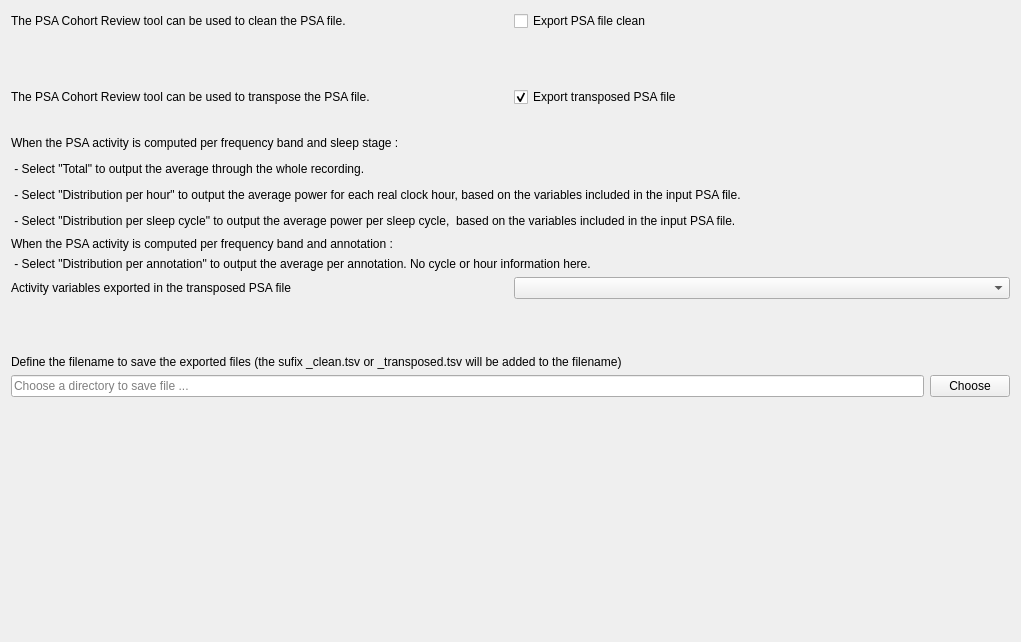
This is tools/CEAMSTools/PSACohortReview/OutputFileStep/Ui_OutputFileStep.ui in SnoozToolbox/snooz-package-ceams as Qt 5 draws it before an edit. The edited form follows.
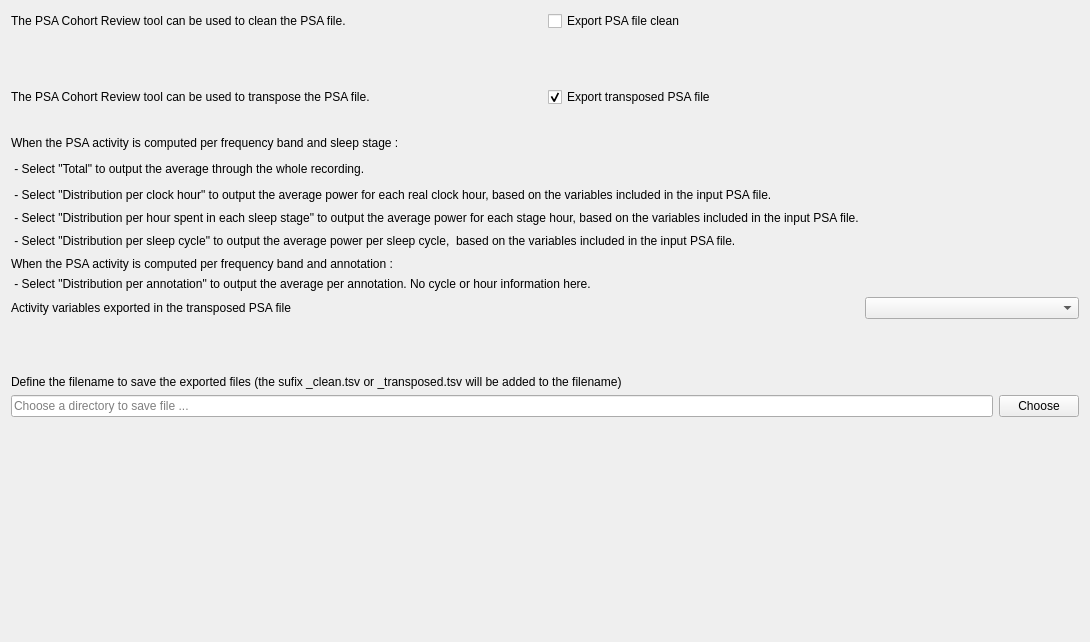
This is the edited form.

```diff
--- a/tools/CEAMSTools/PSACohortReview/OutputFileStep/Ui_OutputFileStep.ui
+++ b/tools/CEAMSTools/PSACohortReview/OutputFileStep/Ui_OutputFileStep.ui
@@ -6,7 +6,7 @@
    <rect>
     <x>0</x>
     <y>0</y>
-    <width>1021</width>
+    <width>1090</width>
     <height>642</height>
    </rect>
   </property>
@@ -134,16 +134,6 @@
      </item>
      <item>
       <layout class="QGridLayout" name="gridLayout">
-       <item row="6" column="1">
-        <widget class="QComboBox" name="activity_comboBox">
-         <property name="maximumSize">
-          <size>
-           <width>16777215</width>
-           <height>16777215</height>
-          </size>
-         </property>
-        </widget>
-       </item>
        <item row="1" column="0" colspan="2">
         <widget class="QLabel" name="label_5">
          <property name="minimumSize">
@@ -157,14 +147,27 @@
          </property>
         </widget>
        </item>
-       <item row="4" column="0" colspan="2">
+       <item row="0" column="0" colspan="2">
+        <widget class="QLabel" name="label_4">
+         <property name="minimumSize">
+          <size>
+           <width>0</width>
+           <height>20</height>
+          </size>
+         </property>
+         <property name="text">
+          <string>When the PSA activity is computed per frequency band and sleep stage :</string>
+         </property>
+        </widget>
+       </item>
+       <item row="5" column="0" colspan="2">
         <widget class="QLabel" name="label_9">
          <property name="text">
           <string>When the PSA activity is computed per frequency band and annotation : </string>
          </property>
         </widget>
        </item>
-       <item row="3" column="0" colspan="2">
+       <item row="4" column="0" colspan="2">
         <widget class="QLabel" name="label_7">
          <property name="minimumSize">
           <size>
@@ -177,58 +180,62 @@
          </property>
         </widget>
        </item>
-       <item row="2" column="0" colspan="2">
-        <widget class="QLabel" name="label_6">
-         <property name="minimumSize">
-          <size>
-           <width>0</width>
-           <height>20</height>
-          </size>
-         </property>
-         <property name="text">
-          <string> - Select &quot;Distribution per hour&quot; to output the average power for each real clock hour, based on the variables included in the input PSA file.</string>
-         </property>
-        </widget>
-       </item>
-       <item row="6" column="0">
-        <widget class="QLabel" name="label">
-         <property name="minimumSize">
-          <size>
-           <width>0</width>
-           <height>20</height>
-          </size>
-         </property>
+       <item row="7" column="1">
+        <widget class="QComboBox" name="activity_comboBox">
          <property name="maximumSize">
           <size>
            <width>16777215</width>
            <height>16777215</height>
           </size>
          </property>
-         <property name="text">
-          <string>Activity variables exported in the transposed PSA file</string>
-         </property>
         </widget>
        </item>
-       <item row="0" column="0" colspan="2">
-        <widget class="QLabel" name="label_4">
-         <property name="minimumSize">
-          <size>
-           <width>0</width>
-           <height>20</height>
-          </size>
-         </property>
-         <property name="text">
-          <string>When the PSA activity is computed per frequency band and sleep stage :</string>
-         </property>
-        </widget>
-       </item>
-       <item row="5" column="0" colspan="2">
+       <item row="6" column="0" colspan="2">
         <widget class="QLabel" name="label_10">
          <property name="text">
           <string> - Select &quot;Distribution per annotation&quot; to output the average per annotation. No cycle or hour information here.</string>
          </property>
         </widget>
        </item>
+       <item row="7" column="0">
+        <widget class="QLabel" name="label">
+         <property name="minimumSize">
+          <size>
+           <width>0</width>
+           <height>20</height>
+          </size>
+         </property>
+         <property name="maximumSize">
+          <size>
+           <width>16777215</width>
+           <height>16777215</height>
+          </size>
+         </property>
+         <property name="text">
+          <string>Activity variables exported in the transposed PSA file</string>
+         </property>
+        </widget>
+       </item>
+       <item row="3" column="0">
+        <widget class="QLabel" name="label_11">
+         <property name="text">
+          <string> - Select &quot;Distribution per hour spent in each sleep stage&quot; to output the average power for each stage hour, based on the variables included in the input PSA file.</string>
+         </property>
+        </widget>
+       </item>
+       <item row="2" column="0" colspan="2">
+        <widget class="QLabel" name="label_6">
+         <property name="minimumSize">
+          <size>
+           <width>0</width>
+           <height>20</height>
+          </size>
+         </property>
+         <property name="text">
+          <string> - Select &quot;Distribution per clock hour&quot; to output the average power for each real clock hour, based on the variables included in the input PSA file.</string>
+         </property>
+        </widget>
+       </item>
       </layout>
      </item>
      <item>
```
Left out of the diff: 16 changed lines with no effect on the pictures.
